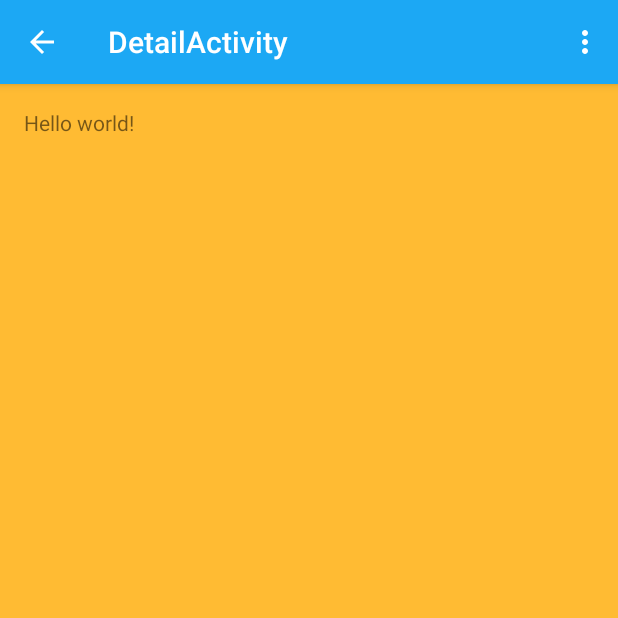
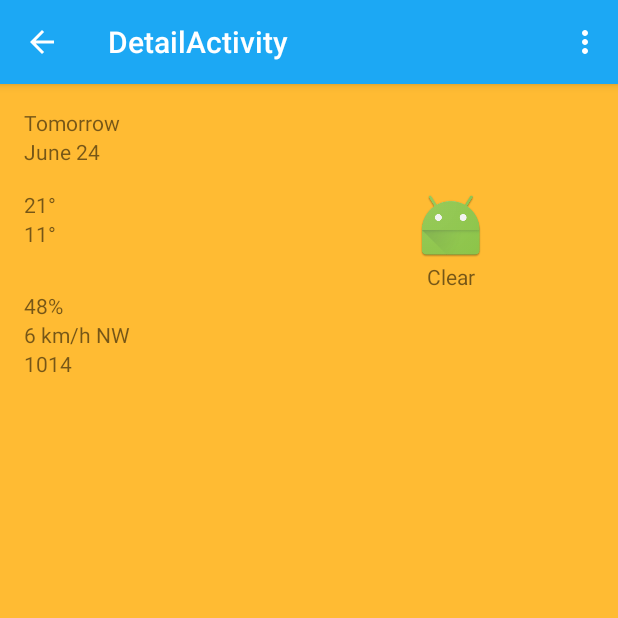
Before and after one commit to edenmob/Meteo, an Android app: the DetailFragment screen opened directly, with no data from a screen before it, on a phone screen of 412 x 824 dp, the top half of it. Run offline under Robolectric (Android 15) with nearby library versions, the phone set to English and light mode, and no system bars; 1 statement that could not run was skipped.

Commit message:
Ex39 : Preparing Ex40 ... adding utility method and strings ...

```diff
--- a/app/src/main/java/com/example/training/meteo/DetailFragment.java
+++ b/app/src/main/java/com/example/training/meteo/DetailFragment.java
@@ -1,7 +1,7 @@
 package com.example.training.meteo;
 
+import android.content.Intent;
 
-import android.content.Intent;
 
 import android.database.Cursor;
 import android.net.Uri;
@@ -119,7 +119,7 @@ public class DetailFragment extends Fragment implements LoaderManager.LoaderCall
 
         mForecast = String.format("%s - %s - %s/%s", dateString, weatherDescription, high, low);
 
-        TextView detailTextView = (TextView)getView().findViewById(R.id.detail_text);
+        TextView detailTextView = (TextView)getView().findViewById(R.id.detail_forecast_textview);
         detailTextView.setText(mForecast);
 
     }
--- a/app/src/main/java/com/example/training/meteo/Utility.java
+++ b/app/src/main/java/com/example/training/meteo/Utility.java
@@ -130,4 +130,37 @@ public class Utility {
         String monthDayString = monthDayFormat.format(dateInMillis);
         return monthDayString;
     }
+
+    public static String getFormattedWind(Context context, float windSpeed, float degrees) {
+        int windFormat;
+        if (Utility.isMetric(context)) {
+            windFormat = R.string.format_wind_kmh;
+        } else {
+            windFormat = R.string.format_wind_mph;
+            windSpeed = .621371192237334f * windSpeed;
+        }
+
+        // From wind direction in degrees, determine compass direction as a string (e.g NW)
+        // You know what's fun, writing really long if/else statements with tons of possible
+        // conditions.  Seriously, try it!
+        String direction = "Unknown";
+        if (degrees >= 337.5 || degrees < 22.5) {
+            direction = "N";
+        } else if (degrees >= 22.5 && degrees < 67.5) {
+            direction = "NE";
+        } else if (degrees >= 67.5 && degrees < 112.5) {
+            direction = "E";
+        } else if (degrees >= 112.5 && degrees < 157.5) {
+            direction = "SE";
+        } else if (degrees >= 157.5 && degrees < 202.5) {
+            direction = "S";
+        } else if (degrees >= 202.5 && degrees < 247.5) {
+            direction = "SW";
+        } else if (degrees >= 247.5 && degrees < 292.5) {
+            direction = "W";
+        } else if (degrees >= 292.5 && degrees < 337.5) {
+            direction = "NW";
+        }
+        return String.format(context.getString(windFormat), windSpeed, direction);
+    }
 }
--- a/app/src/main/res/layout/fragment_detail.xml
+++ b/app/src/main/res/layout/fragment_detail.xml
@@ -1,12 +1,91 @@
-<RelativeLayout xmlns:android="http://schemas.android.com/apk/res/android"
-    xmlns:tools="http://schemas.android.com/tools" android:layout_width="match_parent"
-    android:layout_height="match_parent" android:paddingLeft="@dimen/activity_horizontal_margin"
-    android:paddingRight="@dimen/activity_horizontal_margin"
-    android:paddingTop="@dimen/activity_vertical_margin"
-    android:paddingBottom="@dimen/activity_vertical_margin"
-    tools:context="com.example.training.meteo.DetailFragment">
+<!-- Master layout. -->
+<ScrollView xmlns:android="http://schemas.android.com/apk/res/android"
+    android:layout_width="match_parent"
+    android:layout_height="match_parent">
 
-    <TextView android:id="@+id/detail_text" android:text="@string/hello_world" android:layout_width="wrap_content"
-        android:layout_height="wrap_content" />
+    <LinearLayout
+        android:layout_width="match_parent"
+        android:layout_height="wrap_content"
+        android:orientation="vertical"
+        android:padding="16dp">
 
-</RelativeLayout>
+        <!-- Header: Day, Date -->
+        <TextView
+            android:id="@+id/detail_day_textview"
+            android:layout_width="wrap_content"
+            android:layout_height="wrap_content"
+            android:text="Tomorrow" />
+
+        <TextView
+            android:id="@+id/detail_date_textview"
+            android:layout_width="wrap_content"
+            android:layout_height="wrap_content"
+            android:text="June 24"/>
+
+        <!-- Main content: high, low, art, weather state -->
+        <LinearLayout
+            android:layout_width="match_parent"
+            android:layout_height="match_parent"
+            android:layout_marginTop="16dp"
+            android:orientation="horizontal">
+
+            <LinearLayout
+                android:layout_width="0dp"
+                android:layout_weight="1"
+                android:layout_height="wrap_content"
+                android:orientation="vertical">
+
+                <TextView
+                    android:id="@+id/detail_high_textview"
+                    android:layout_width="wrap_content"
+                    android:layout_height="wrap_content"
+                    android:text="21°"/>
+
+                <TextView
+                    android:id="@+id/detail_low_textview"
+                    android:layout_width="wrap_content"
+                    android:layout_height="wrap_content"
+                    android:text="11°" />
+            </LinearLayout>
+
+            <LinearLayout
+                android:layout_width="0dp"
+                android:layout_weight="1"
+                android:layout_height="wrap_content"
+                android:gravity="center_horizontal"
+                android:orientation="vertical">
+
+                <ImageView
+                    android:id="@+id/detail_icon"
+                    android:layout_width="wrap_content"
+                    android:layout_height="wrap_content"
+                    android:src="@mipmap/ic_launcher" />
+
+                <TextView
+                    android:id="@+id/detail_forecast_textview"
+                    android:layout_width="wrap_content"
+                    android:layout_height="wrap_content"
+                    android:text="Clear" />
+            </LinearLayout>
+        </LinearLayout>
+
+        <!-- Humidity, wind, pressure -->
+        <TextView
+            android:id="@+id/detail_humidity_textview"
+            android:layout_width="match_parent"
+            android:layout_height="wrap_content"
+            android:text="48%" />
+
+        <TextView
+            android:id="@+id/detail_wind_textview"
+            android:layout_width="match_parent"
+            android:layout_height="wrap_content"
+            android:text="6 km/h NW" />
+
+        <TextView
+            android:id="@+id/detail_pressure_textview"
+            android:layout_width="match_parent"
+            android:layout_height="wrap_content"
+            android:text="1014" />
+    </LinearLayout>
+</ScrollView>
--- a/app/src/main/res/values/strings.xml
+++ b/app/src/main/res/values/strings.xml
@@ -39,4 +39,16 @@
     <!-- Strings for formatting weather-related data -->
     <!-- Temperature format [CHAR LIMIT=5 -->
     <string name="format_temperature"><xliff:g id="temp">%1.0f</xliff:g>\u00B0</string>
+
+    <!-- Windspeed formats -->
+    <!-- Wind in mph [CHAR LIMIT=25] -->
+    <string name="format_wind_mph">Wind: <xliff:g id="speed">%1$1.0f</xliff:g> mph <xliff:g id="direction">%2$s</xliff:g></string>
+    <!-- Wind in kph [CHAR LIMIT=25] -->
+    <string name="format_wind_kmh">Wind: <xliff:g id="speed">%1$1.0f</xliff:g> km/h <xliff:g id="direction">%2$s</xliff:g></string>
+
+    <!-- Pressure format CHAR LIMIT=25] -->
+    <string name="format_pressure">Pressure: <xliff:g id="pressure">%1.0f</xliff:g> hPa</string>
+
+    <!-- Humidity format CHAR LIMIT=25]-->
+    <string name="format_humidity">Humidity: <xliff:g id="humidity">%1.0f</xliff:g> %%</string>
 </resources>
```
